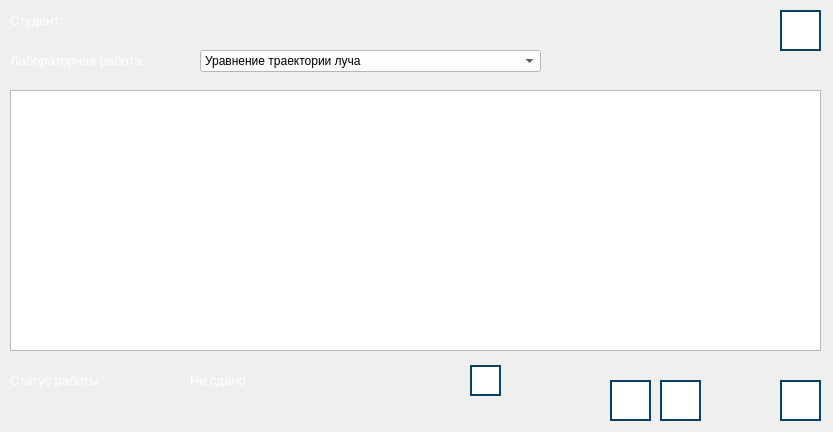
Above: practicwindow.ui from RCh-stack/ray-tracing-alpha-1.3 before the change. Below: the same form after it.
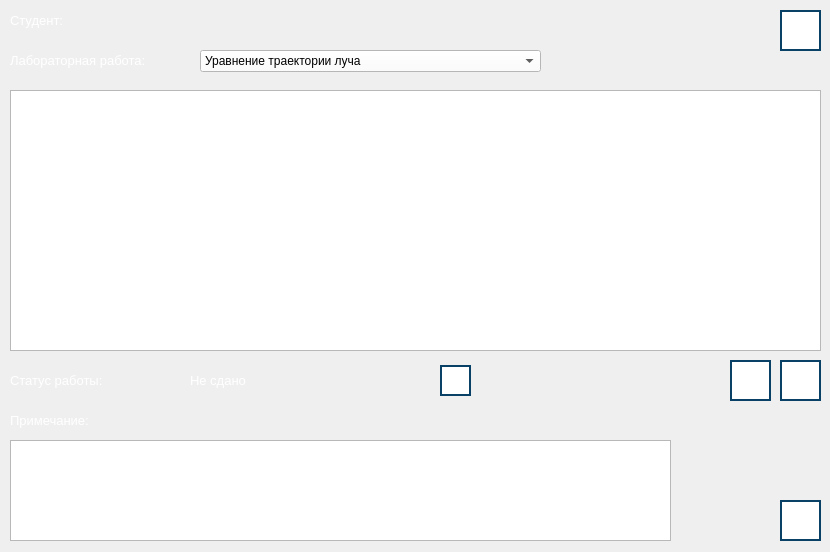
That is the form after the change. Icons and pictures are not drawn.

```diff
--- a/practicwindow.ui
+++ b/practicwindow.ui
@@ -6,8 +6,8 @@
    <rect>
     <x>0</x>
     <y>0</y>
-    <width>833</width>
-    <height>432</height>
+    <width>830</width>
+    <height>552</height>
    </rect>
   </property>
   <property name="windowTitle">
@@ -119,7 +119,7 @@
     <rect>
      <x>190</x>
      <y>370</y>
-     <width>271</width>
+     <width>231</width>
      <height>21</height>
     </rect>
    </property>
@@ -176,8 +176,8 @@
   <widget class="QPushButton" name="button_send_work">
    <property name="geometry">
     <rect>
-     <x>610</x>
-     <y>380</y>
+     <x>730</x>
+     <y>360</y>
      <width>41</width>
      <height>41</height>
     </rect>
@@ -213,8 +213,8 @@
   <widget class="QPushButton" name="button_edit_work">
    <property name="geometry">
     <rect>
-     <x>660</x>
-     <y>380</y>
+     <x>780</x>
+     <y>360</y>
      <width>41</width>
      <height>41</height>
     </rect>
@@ -295,7 +295,7 @@
    <property name="geometry">
     <rect>
      <x>780</x>
-     <y>380</y>
+     <y>500</y>
      <width>41</width>
      <height>41</height>
     </rect>
@@ -331,7 +331,7 @@
   <widget class="QPushButton" name="button_update">
    <property name="geometry">
     <rect>
-     <x>470</x>
+     <x>440</x>
      <y>365</y>
      <width>31</width>
      <height>31</height>
@@ -359,6 +359,38 @@
      <normaloff>images/update-button.png</normaloff>images/update-button.png</iconset>
    </property>
   </widget>
+  <widget class="QLabel" name="label_note">
+   <property name="geometry">
+    <rect>
+     <x>10</x>
+     <y>410</y>
+     <width>111</width>
+     <height>21</height>
+    </rect>
+   </property>
+   <property name="font">
+    <font>
+     <pointsize>10</pointsize>
+    </font>
+   </property>
+   <property name="styleSheet">
+    <string notr="true">color: rgb(255, 255, 255);
+</string>
+   </property>
+   <property name="text">
+    <string>Примечание:</string>
+   </property>
+  </widget>
+  <widget class="QTextBrowser" name="text_note">
+   <property name="geometry">
+    <rect>
+     <x>10</x>
+     <y>440</y>
+     <width>661</width>
+     <height>101</height>
+    </rect>
+   </property>
+  </widget>
  </widget>
  <resources/>
  <connections/>
```
Left out of the diff: 8 changed lines with no effect on the pictures.
